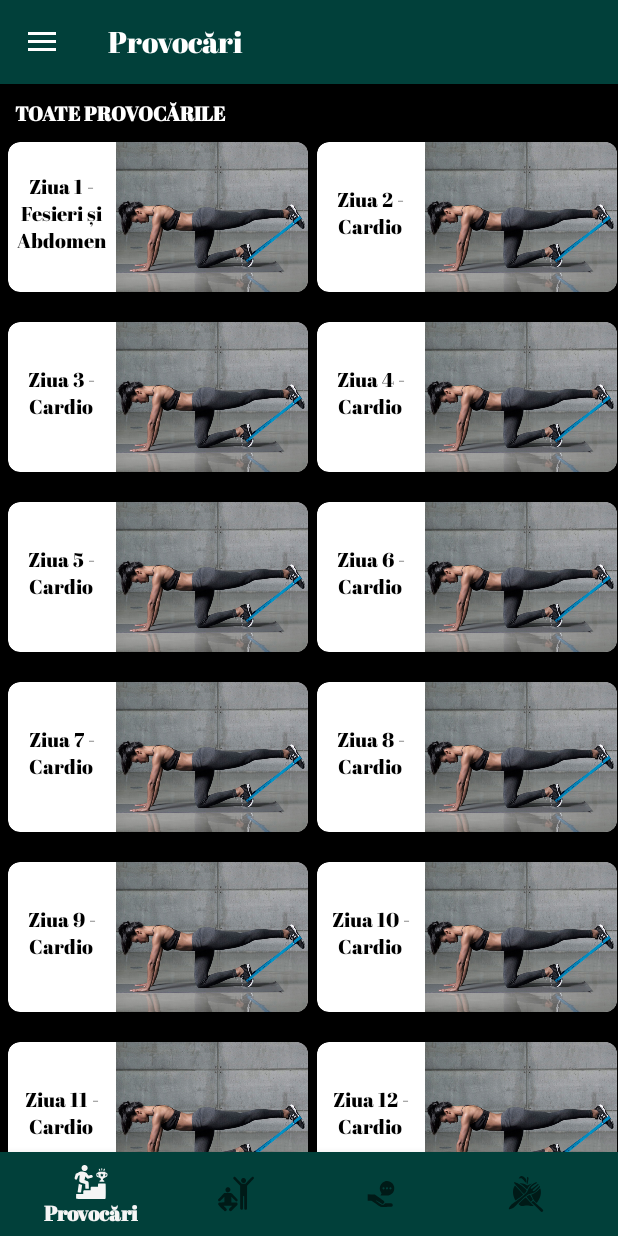
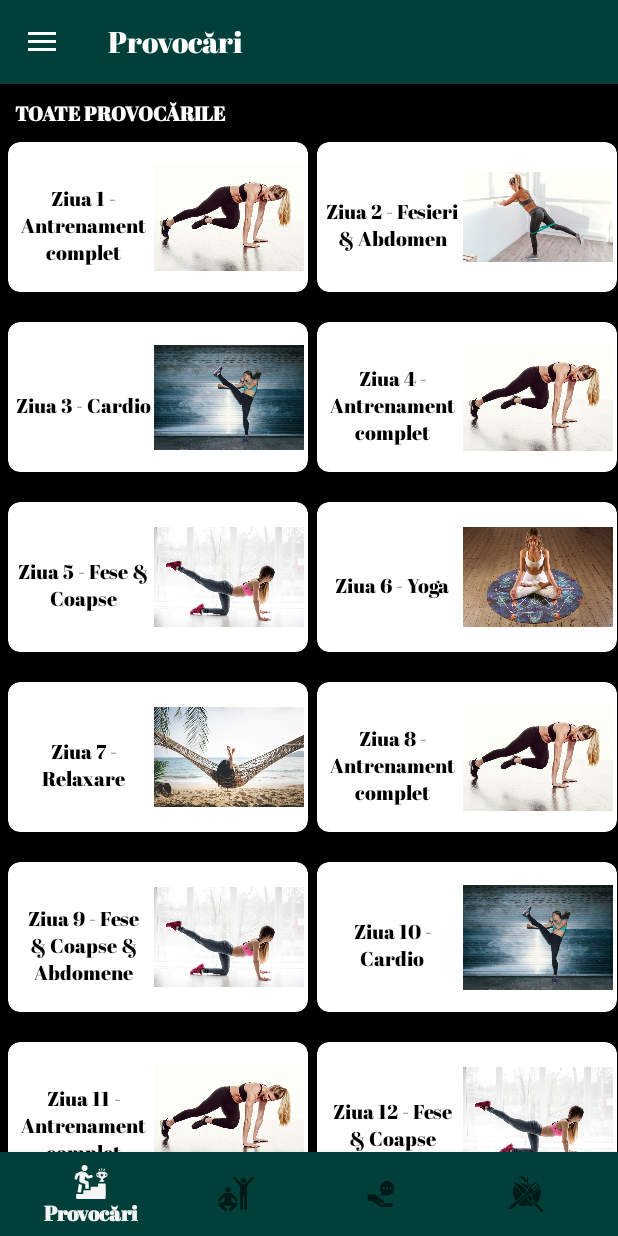
Before and after one commit to GhermanBianca/2WeeksChallengeApp, an Android app: the screen it shows after launch once a user with an empty profile is signed in (MainActivity), on a phone screen of 412 x 824 dp. Run offline under Robolectric (Android 15) with nearby library versions, the phone set to English and light mode, and no system bars; our stand-ins replace Firebase (no records; nobody signed in at launch, a user with empty details on screens opened directly), navigation-ui; 4 statements that could not run were skipped.

Commit message:
recycler view challenge

```diff
--- a/app/src/main/java/com/example/workouthome/fragments/ChallengeFragment.kt
+++ b/app/src/main/java/com/example/workouthome/fragments/ChallengeFragment.kt
@@ -46,20 +46,20 @@ class ChallengeFragment : Fragment(R.layout.fragment_challenge) {
     private fun setChallengeList() : ArrayList<ChallengeItem> {
         val challengeArrayList: ArrayList<ChallengeItem> = ArrayList()
 
-        challengeArrayList.add(ChallengeItem("Ziua 1 - Fesieri și Abdomen", R.drawable.fesieri))
-        challengeArrayList.add(ChallengeItem("Ziua 2 - Cardio", R.drawable.fesieri))
-        challengeArrayList.add(ChallengeItem("Ziua 3 - Cardio", R.drawable.fesieri))
-        challengeArrayList.add(ChallengeItem("Ziua 4 - Cardio", R.drawable.fesieri))
-        challengeArrayList.add(ChallengeItem("Ziua 5 - Cardio", R.drawable.fesieri))
-        challengeArrayList.add(ChallengeItem("Ziua 6 - Cardio", R.drawable.fesieri))
-        challengeArrayList.add(ChallengeItem("Ziua 7 - Cardio", R.drawable.fesieri))
-        challengeArrayList.add(ChallengeItem("Ziua 8 - Cardio", R.drawable.fesieri))
-        challengeArrayList.add(ChallengeItem("Ziua 9 - Cardio", R.drawable.fesieri))
-        challengeArrayList.add(ChallengeItem("Ziua 10 - Cardio", R.drawable.fesieri))
-        challengeArrayList.add(ChallengeItem("Ziua 11 - Cardio", R.drawable.fesieri))
-        challengeArrayList.add(ChallengeItem("Ziua 12 - Cardio", R.drawable.fesieri))
-        challengeArrayList.add(ChallengeItem("Ziua 13 - Cardio", R.drawable.fesieri))
-        challengeArrayList.add(ChallengeItem("Ziua 14 - Cardio", R.drawable.fesieri))
+        challengeArrayList.add(ChallengeItem("Ziua 1 - Antrenament complet", R.drawable.full_body))
+        challengeArrayList.add(ChallengeItem("Ziua 2 - Fesieri & Abdomen", R.drawable.buttock))
+        challengeArrayList.add(ChallengeItem("Ziua 3 - Cardio", R.drawable.cardio_fight))
+        challengeArrayList.add(ChallengeItem("Ziua 4 - Antrenament complet", R.drawable.full_body))
+        challengeArrayList.add(ChallengeItem("Ziua 5 - Fese & Coapse", R.drawable.buttock_twigh))
+        challengeArrayList.add(ChallengeItem("Ziua 6 - Yoga", R.drawable.yoga))
+        challengeArrayList.add(ChallengeItem("Ziua 7 - Relaxare", R.drawable.relax))
+        challengeArrayList.add(ChallengeItem("Ziua 8 - Antrenament complet", R.drawable.full_body))
+        challengeArrayList.add(ChallengeItem("Ziua 9 - Fese & Coapse & Abdomene", R.drawable.buttock_twigh))
+        challengeArrayList.add(ChallengeItem("Ziua 10 - Cardio", R.drawable.cardio_fight))
+        challengeArrayList.add(ChallengeItem("Ziua 11 - Antrenament complet", R.drawable.full_body))
+        challengeArrayList.add(ChallengeItem("Ziua 12 - Fese & Coapse", R.drawable.buttock_twigh))
+        challengeArrayList.add(ChallengeItem("Ziua 13 - Yoga", R.drawable.yoga))
+        challengeArrayList.add(ChallengeItem("Ziua 14 - Relaxare", R.drawable.relax))
 
         return challengeArrayList
     }
--- a/app/src/main/res/layout/content_recycler_view_challenge.xml
+++ b/app/src/main/res/layout/content_recycler_view_challenge.xml
@@ -17,13 +17,13 @@
 
         <TextView
             android:id="@+id/description_challenge"
-            android:layout_width="60dp"
+            android:layout_width="90dp"
             android:layout_height="wrap_content"
             android:layout_marginStart="5dp"
             android:layout_marginEnd="10dp"
-            android:layout_marginTop="20dp"
-            app:layout_goneMarginEnd="5dp"
-            android:lines="3"
+            android:layout_marginTop="10dp"
+            android:layout_marginBottom="10dp"
+            android:lines="5"
             android:textSize="13sp"
             android:gravity="center"
             android:text=""
@@ -33,10 +33,11 @@
 
         <ImageView
             android:id="@+id/image_challenge"
-            android:layout_width="135dp"
-            android:layout_height="match_parent"
+            android:layout_width="100dp"
+            android:layout_height="100dp"
             android:src="@drawable/fesieri"
-            android:layout_marginStart="5dp"
+            android:layout_marginStart="2dp"
+            android:layout_marginEnd="5dp"
             app:layout_constraintTop_toTopOf="parent"
             app:layout_constraintStart_toEndOf="@id/description_challenge"
             android:contentDescription="@string/image" />
```
Also changed, not shown: app/src/main/res/drawable/cardio.jpg (deleted).
